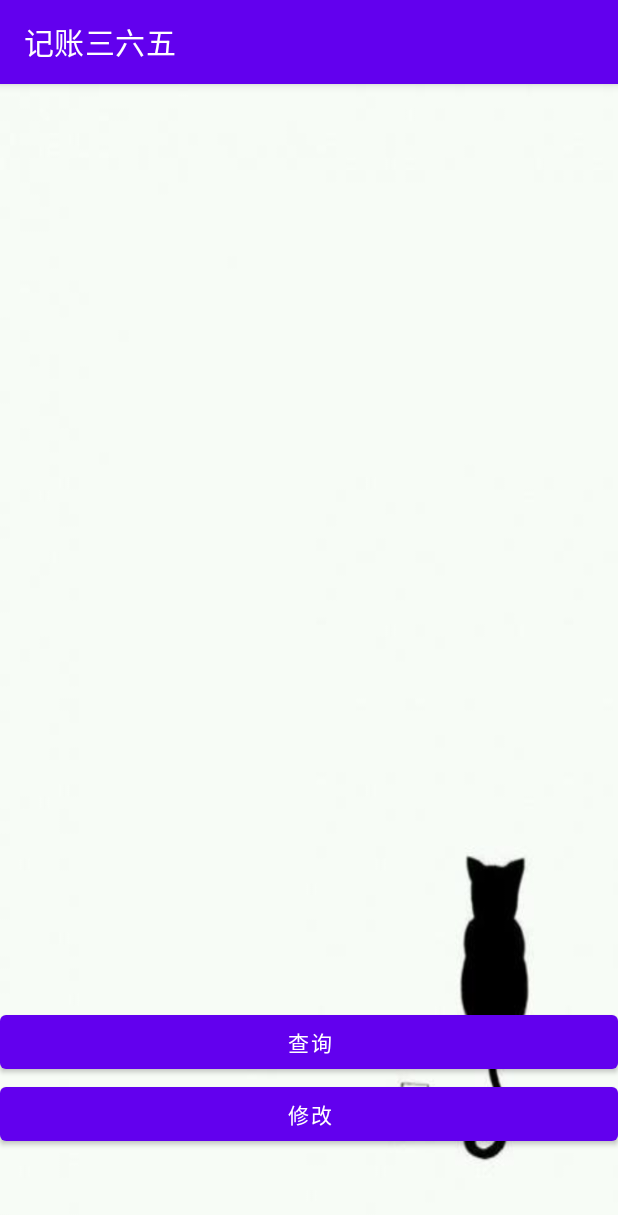
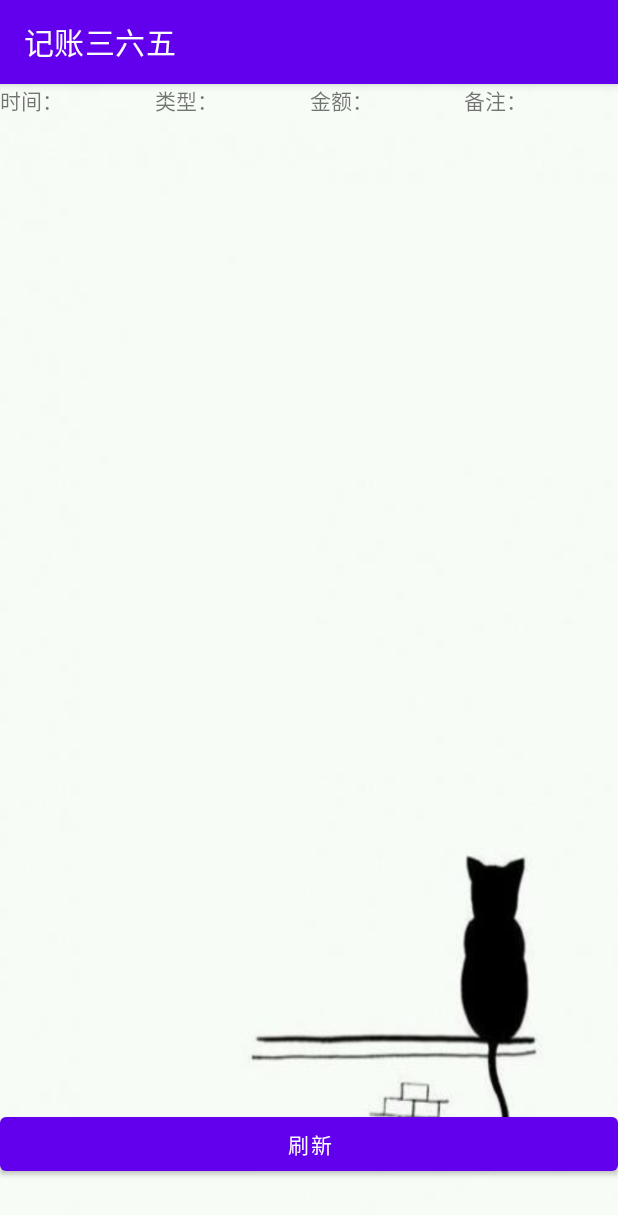
Before and after one commit to AlainCrush/AccountBook, an Android app: the fragment DetailFragment shown on its own in the app's theme, on a phone screen of 412 x 824 dp. Shown: the top 1215 px of the screen. Run offline under Robolectric (Android 15) with nearby library versions, the phone set to English and light mode, and no system bars.

Commit message:
2021.6.17 修改

```diff
--- a/app/src/main/java/com/example/accountbook/DBManager.java
+++ b/app/src/main/java/com/example/accountbook/DBManager.java
@@ -4,10 +4,12 @@ import android.content.ContentValues;
 import android.content.Context;
 import android.database.Cursor;
 import android.database.sqlite.SQLiteDatabase;
+import android.util.Log;
 
 import java.util.ArrayList;
 import java.util.Date;
 import java.util.HashMap;
+import java.util.List;
 
 public class DBManager {
     private DBHelper dbHelper;
@@ -18,32 +20,32 @@ public class DBManager {
     String remarks = "REMARKS";
 
 
-    public DBManager(Context context){
+    public DBManager(Context context) {
 
         this.dbHelper = new DBHelper(context);
-        TBNAME =DBHelper.TB_NAME;
+        TBNAME = DBHelper.TB_NAME;
     }
 
     //添加记录
-    public void addRecord(ArrayList<DBItem> list){
+    public void addRecord(ArrayList<DBItem> list) {
         SQLiteDatabase db = dbHelper.getWritableDatabase();
-        for(DBItem item : list){
+        for (DBItem item : list) {
             ContentValues values = new ContentValues();
-            values.put(date,item.getDate());
-            values.put(money,item.getMoney());
-            values.put(type,item.getType());
-            values.put(remarks,item.getRemarks());
-            db.insert(TBNAME,null,values);
+            values.put(date, item.getDate());
+            values.put(money, item.getMoney());
+            values.put(type, item.getType());
+            values.put(remarks, item.getRemarks());
+            db.insert(TBNAME, null, values);
         }
         db.close();
     }
 
-    public DBItem Find(String selection,String[] selectionArgs){
+    public DBItem Find(String selection, String[] selectionArgs) {
         SQLiteDatabase db = dbHelper.getReadableDatabase();
-        Cursor cursor =db.query(TBNAME,null,selection,selectionArgs,null,null,null);
+        Cursor cursor = db.query(TBNAME, null, selection, selectionArgs, null, null, null);
         DBItem dbItem = null;
-        if (cursor!=null&&cursor.moveToFirst()){
-            dbItem=new DBItem();
+        if (cursor != null && cursor.moveToFirst()) {
+            dbItem = new DBItem();
             //通过游标查询索引来查询值
             dbItem.setDate(cursor.getString(cursor.getColumnIndex(date)));
             dbItem.setMoney(cursor.getFloat(cursor.getColumnIndex(money)));
@@ -51,8 +53,8 @@ public class DBManager {
             dbItem.setRemarks(cursor.getString(cursor.getColumnIndex(remarks)));
 
             cursor.close();///关闭游标
-        }else {
-            dbItem=new DBItem();
+        } else {
+            dbItem = new DBItem();
             dbItem.setDate("");
             dbItem.setMoney(0f);
             dbItem.setType("");
@@ -63,34 +65,55 @@ public class DBManager {
     }
 
 
-    public DBItem CountSum(String[] sqlArgs){
+    public DBItem CountSum(String[] sqlArgs) {
         SQLiteDatabase db = dbHelper.getReadableDatabase();
-        String sql="select SUM(MONEY) from"+TBNAME+"where TYPE=? and DATE like ? group by ID";
-        Cursor cursor =db.rawQuery(sql,sqlArgs);
+        String sql = "select SUM(MONEY) from " + TBNAME + " where TYPE=? and DATE like ? group by ID";
+        Cursor cursor = db.rawQuery(sql, sqlArgs);
         DBItem dbItem = null;
-        if (cursor!=null&&cursor.moveToFirst()){
-            dbItem=new DBItem();
+        if (cursor != null && cursor.moveToFirst()) {
+            dbItem = new DBItem();
             //通过游标查询索引来查询值
-            dbItem.setMoney(cursor.getFloat(cursor.getColumnIndex(money)));
+            dbItem.setMoney(cursor.getFloat(cursor.getColumnIndex("SUM(MONEY)")));
 
             cursor.close();///关闭游标
-        }else {
-            dbItem=new DBItem();
+        } else {
+            dbItem = new DBItem();
             dbItem.setMoney(0f);
+            Log.i("这里为空：", "CountSum: 空值");
         }
         db.close();
         return dbItem;
     }
 
-    public DBItem listLatest(){
+    public DBItem listLatest() {
         SQLiteDatabase db = dbHelper.getReadableDatabase();
-        Cursor cursor = db.query(TBNAME,null,null,null,null,null,null);
+        Cursor cursor = db.query(TBNAME, null, null, null, null, null, null);
         DBItem dbItem = null;
-        if (cursor!=null){
-            dbItem = Find("ID=?",new String[]{String.valueOf(cursor.getCount())});
+        if (cursor != null) {
+            dbItem = Find("ID=?", new String[]{String.valueOf(cursor.getCount())});
+        }
+        cursor.close();///关闭游标
+        db.close();
+        return dbItem;
+    }
+
+    public List<DBItem> listAll() {
+        List<DBItem> list = null;
+        SQLiteDatabase db = dbHelper.getReadableDatabase();
+        Cursor cursor = db.query(TBNAME, null, null, null, null, null, null);
+        if (cursor != null ) {
+            list = new ArrayList<DBItem>();
+            while (cursor.moveToNext()) {
+                DBItem dbItem = new DBItem();
+                dbItem.setDate(cursor.getString(cursor.getColumnIndex("DATE")));
+                dbItem.setType(cursor.getString(cursor.getColumnIndex("TYPE")));
+                dbItem.setMoney(cursor.getFloat(cursor.getColumnIndex("MONEY")));
+                dbItem.setRemarks(cursor.getString(cursor.getColumnIndex("REMARKS")));
+                list.add(dbItem);
             }
             cursor.close();///关闭游标
+        }
         db.close();
-        return  dbItem;
+        return list;
     }
 }
--- a/app/src/main/java/com/example/accountbook/DetailFragment.java
+++ b/app/src/main/java/com/example/accountbook/DetailFragment.java
@@ -6,13 +6,17 @@ import android.view.LayoutInflater;
 import android.view.View;
 import android.view.ViewGroup;
 import android.widget.Button;
+import android.widget.SimpleAdapter;
+import android.widget.TextView;
 
 import androidx.fragment.app.Fragment;
 
 import java.util.ArrayList;
+import java.util.HashMap;
 
 public class DetailFragment extends Fragment {
-    Button btquery,btupdate;
+    Button btupdate;
+    TextView tw_date,tw_type,tw_money,tw_remarks;
     private static final String TAG = "DetailFragment";
     @Override
     public void onCreate(Bundle savedInstanceState) {
@@ -27,14 +31,17 @@ public class DetailFragment extends Fragment {
     }
     public void onActivityCreated(Bundle savedInstanceState) {
         super.onActivityCreated(savedInstanceState);
-        btquery = getActivity().findViewById(R.id.detail_query);
-        btupdate=getActivity().findViewById(R.id.detail_update);
-        btquery.setOnClickListener(new View.OnClickListener() {
+        tw_date = getActivity().findViewById(R.id.query_date);
+        tw_type = getActivity().findViewById(R.id.query_type);
+        tw_money = getActivity().findViewById(R.id.query_money);
+        tw_remarks = getActivity().findViewById(R.id.query_remarks);
+        btupdate = getActivity().findViewById(R.id.detail_update);
+
+        DBManager db = new DBManager(getActivity());
+        ArrayList<DBItem> list = (ArrayList<DBItem>)db.listAll();
+
+        btupdate.setOnClickListener(new View.OnClickListener() {
             public void onClick(View v) {
-                String selections = "DATE like ?";
-                String selectionArgs[]={"2021-6-%"};
-                DBManager db = new DBManager(getActivity());
-                Log.i(TAG, "onClick: ++++++"+db.Find(selections,selectionArgs).getDate()+"有输出");
 
             }
         });
--- a/app/src/main/res/layout/frame_detail.xml
+++ b/app/src/main/res/layout/frame_detail.xml
@@ -14,27 +14,42 @@
             android:layout_height="match_parent"
             android:layout_weight="1">
 
-            <ListView
+            <TextView
+                android:id="@+id/query_date"
+                android:layout_weight="1"
                 android:layout_width="match_parent"
-                android:layout_height="wrap_content"></ListView>
+                android:layout_height="wrap_content"
+                android:text="时间："></TextView>
+            <TextView
+                android:id="@+id/query_type"
+                android:layout_weight="1"
+                android:layout_width="match_parent"
+                android:layout_height="wrap_content"
+                android:text="类型："></TextView>
+            <TextView
+                android:id="@+id/query_money"
+                android:layout_weight="1"
+                android:layout_width="match_parent"
+                android:layout_height="wrap_content"
+                android:text="金额："></TextView>
+            <TextView
+                android:id="@+id/query_remarks"
+                android:layout_weight="1"
+                android:layout_width="match_parent"
+                android:layout_height="wrap_content"
+                android:text="备注："></TextView>
         </LinearLayout>
         <LinearLayout
-            android:layout_weight="4"
+            android:layout_weight="8"
             android:layout_width="match_parent"
             android:layout_height="match_parent"
             android:orientation="vertical">
 
             <Button
-                android:id="@+id/detail_query"
-                android:layout_width="match_parent"
-                android:layout_height="wrap_content"
-                android:text="查询">
-            </Button>
-            <Button
                 android:id="@+id/detail_update"
                 android:layout_width="match_parent"
                 android:layout_height="wrap_content"
-                android:text="修改">
+                android:text="刷新">
             </Button>
         </LinearLayout>
     </LinearLayout>
```
Also changed, not shown: app/src/main/java/com/example/accountbook/AddFragment.java (+13 -2 lines), app/src/main/java/com/example/accountbook/IndexFragment.java (+63 -29 lines).
